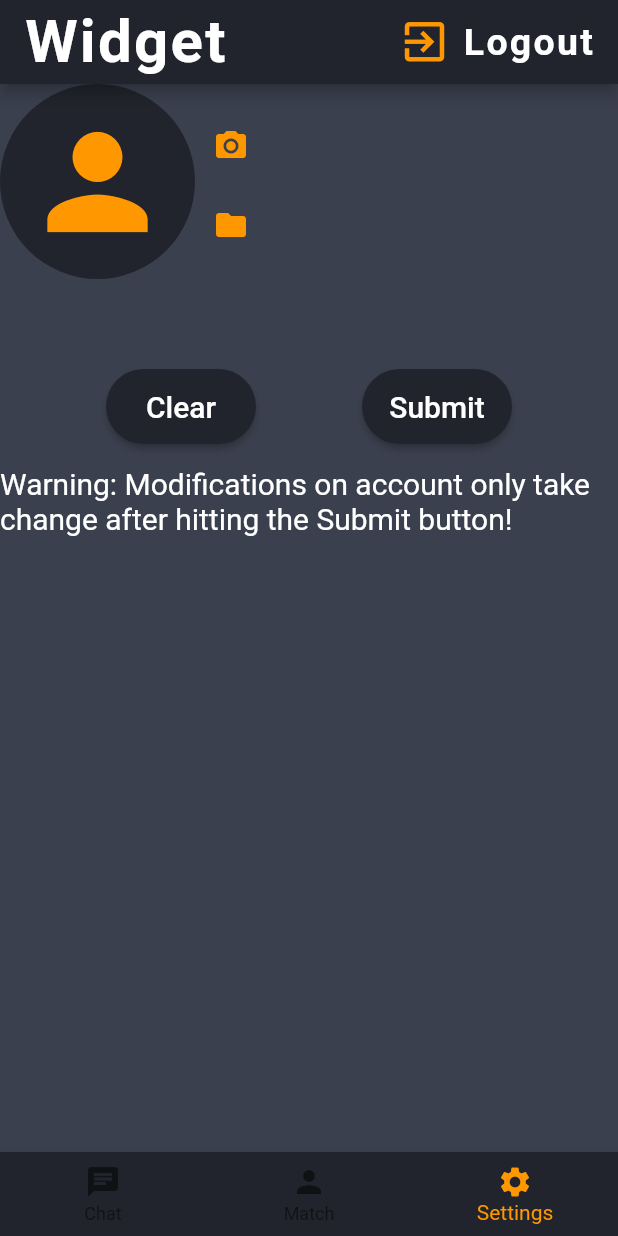
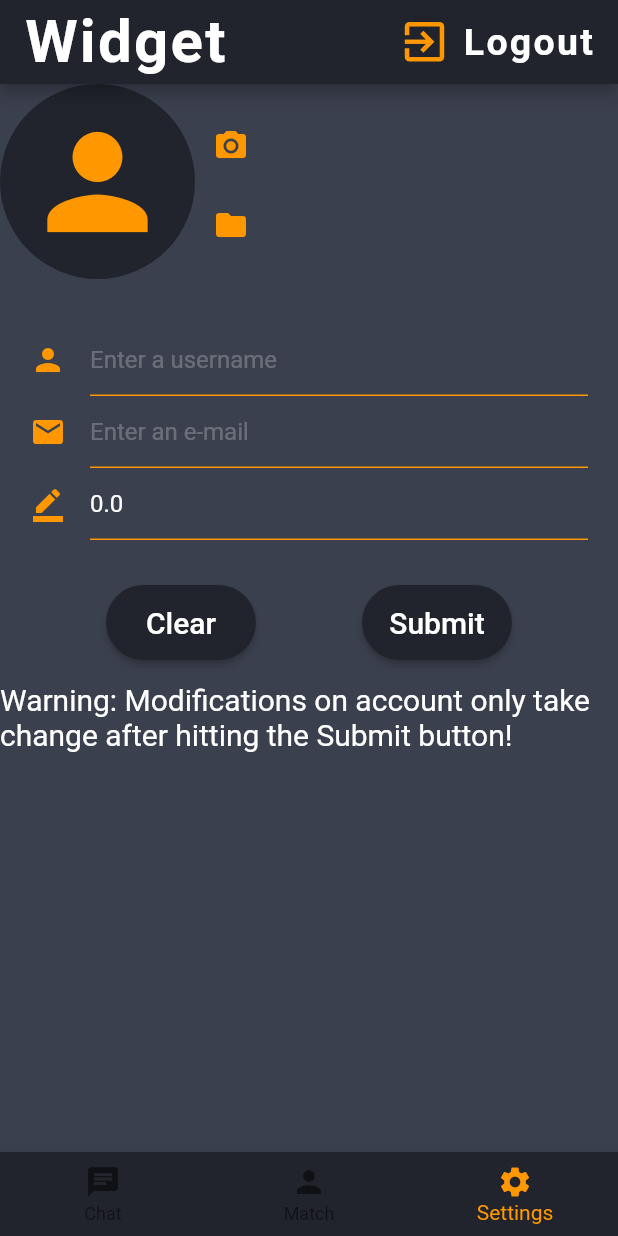
Before and after one commit to GGLozanov/TUESPairs, a Flutter app: the screen it shows once a user with an empty profile is signed in, swiped to page 3, on a phone screen of 412 x 824 dp. Run offline on Flutter 3.47's test engine with Material 2 defaults, Android fonts, the phone set to English and light mode, and no system bars; our stand-ins replace cloud_firestore, firebase_auth, firebase_storage, flutter_spinkit, image_picker; accounts and stored records are empty; network calls fail.

Commit message:
[Update] Added Fields for Email, Username, and GPA Validation

```diff
--- a/Mobile/tues_pairs/lib/screens/main/settings.dart
+++ b/Mobile/tues_pairs/lib/screens/main/settings.dart
@@ -46,7 +46,10 @@ class _SettingsState extends State<Settings> {
                 padding: const EdgeInsets.symmetric(horizontal: 20.0, vertical: 15.0),
                 child: Column(
                   children: <Widget>[
-
+                    UsernameInputField(onChanged: (value) => setState(() => currentUser.username = value), initialValue: currentUser.username),
+                    EmailInputField(onChanged: (value) => setState(() => currentUser.email = value), initialValue: currentUser.email),
+                    currentUser.isTeacher ? SizedBox() : GPAInputField(onChanged: (value) => setState(() => currentUser.GPA = double.tryParse(value)),
+                        initialValue: currentUser.GPA.toString()),
                   ],
                 ),
               ),
```
